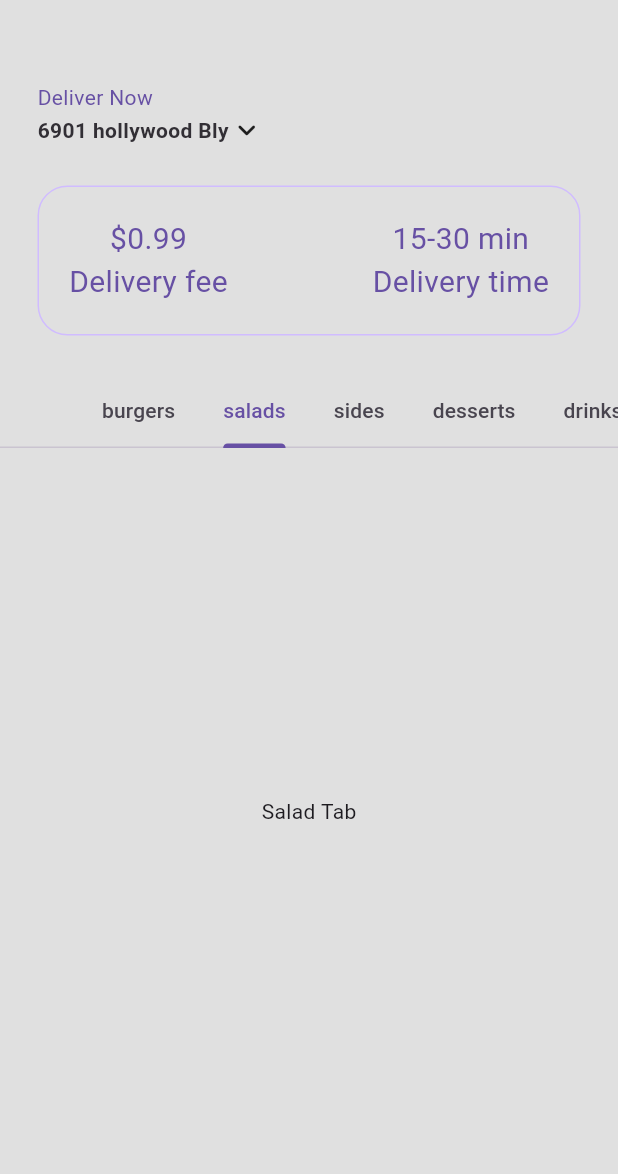
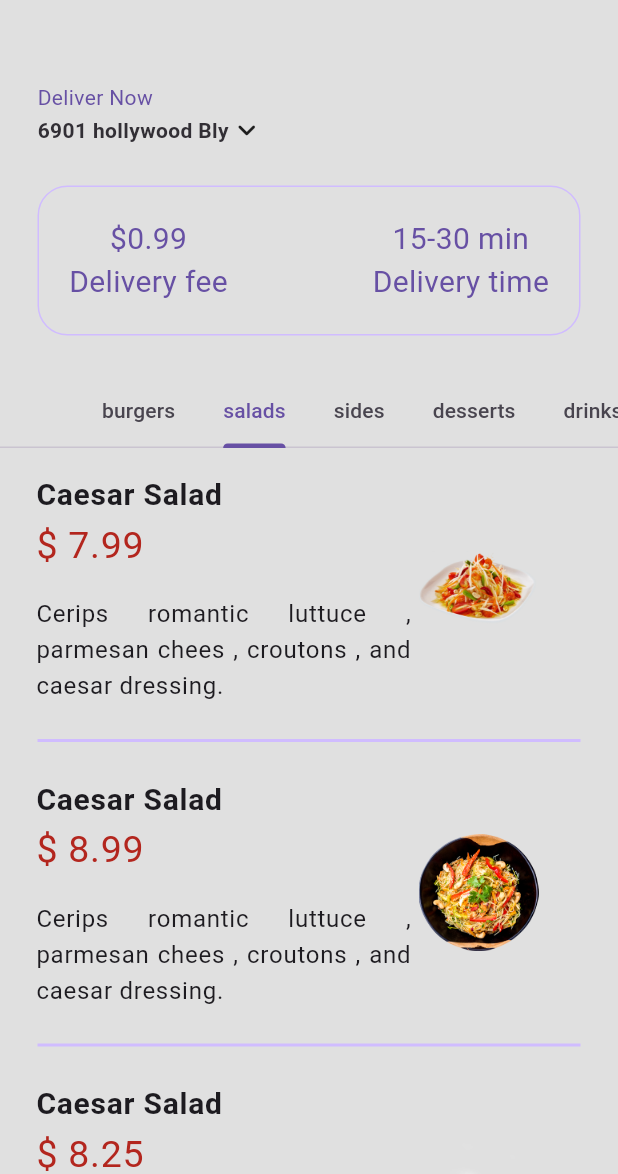
Before and after one commit to MJJP1364/Food_Delivery, a Flutter app: the screen it shows once a user with an empty profile is signed in, tab 2 chosen, on a phone screen of 412 x 824 dp, the part 62-1236 px from its top. Run offline on Flutter 3.47's test engine with Material 2 defaults, Android fonts, the phone set to English and light mode, and no system bars; our stand-ins replace animated_text_kit, flutter_dotenv, get, get_storage, supabase_flutter; accounts and stored records are empty; Roboto replaces fonts that are missing (ComicNeue).

Commit message:
add tab pages

```diff
--- a/lib/controllers/resturant_controller.dart
+++ b/lib/controllers/resturant_controller.dart
@@ -5,14 +5,14 @@ import '../models/food_model.dart';
 class ResturantController extends GetxController {
   // variables
 
-  final RxList<Food> menu = [
+  RxList<Food> burgers = [
     // Burger
     Food(
       name: 'Classic CheeseBurger',
       description:
           'A juicy beef party melted cheddar , lettuce , tomato , and a hint of onion and pickle.',
       price: 8.99,
-      imagePath: 'assets/images/burges/burger1.png',
+      imagePath: 'assets/images/burgers/burger1.png',
       category: FoodCategory.burgers,
       avalebleAddones: [
         Addone(name: 'Extra Cheeses', price: 0.99),
@@ -25,7 +25,7 @@ class ResturantController extends GetxController {
       description:
           'A juicy beef party melted cheddar , lettuce , tomato , and a hint of onion and pickle.',
       price: 10.99,
-      imagePath: 'assets/images/burges/burger2.png',
+      imagePath: 'assets/images/burgers/burger2.png',
       category: FoodCategory.burgers,
       avalebleAddones: [
         Addone(name: 'Extra Cheeses', price: 0.75),
@@ -38,7 +38,7 @@ class ResturantController extends GetxController {
       description:
           'A juicy beef party melted cheddar , lettuce , tomato , and a hint of onion and pickle.',
       price: 11.99,
-      imagePath: 'assets/images/burges/burger3.png',
+      imagePath: 'assets/images/burgers/burger3.png',
       category: FoodCategory.burgers,
       avalebleAddones: [
         Addone(name: 'Extra Cheeses', price: 0.89),
@@ -51,7 +51,7 @@ class ResturantController extends GetxController {
       description:
           'A juicy beef party melted cheddar , lettuce , tomato , and a hint of onion and pickle.',
       price: 10.50,
-      imagePath: 'assets/images/burges/burger4.png',
+      imagePath: 'assets/images/burgers/burger4.png',
       category: FoodCategory.burgers,
       avalebleAddones: [
         Addone(name: 'Extra Cheeses', price: 0.74),
@@ -64,7 +64,7 @@ class ResturantController extends GetxController {
       description:
           'A juicy beef party melted cheddar , lettuce , tomato , and a hint of onion and pickle.',
       price: 9.50,
-      imagePath: 'assets/images/burges/burger5.png',
+      imagePath: 'assets/images/burgers/burger5.png',
       category: FoodCategory.burgers,
       avalebleAddones: [
         Addone(name: 'Extra Cheeses', price: 1.45),
@@ -77,7 +77,7 @@ class ResturantController extends GetxController {
       description:
           'A juicy beef party melted cheddar , lettuce , tomato , and a hint of onion and pickle.',
       price: 12.85,
-      imagePath: 'assets/images/burges/burger6.png',
+      imagePath: 'assets/images/burgers/burger6.png',
       category: FoodCategory.burgers,
       avalebleAddones: [
         Addone(name: 'Extra Cheeses', price: 1.50),
@@ -90,7 +90,7 @@ class ResturantController extends GetxController {
       description:
           'A juicy beef party melted cheddar , lettuce , tomato , and a hint of onion and pickle.',
       price: 13.20,
-      imagePath: 'assets/images/burges/burger7.png',
+      imagePath: 'assets/images/burgers/burger7.png',
       category: FoodCategory.burgers,
       avalebleAddones: [
         Addone(name: 'Extra Cheeses', price: 2.99),
@@ -98,8 +98,9 @@ class ResturantController extends GetxController {
         Addone(name: 'Avocado', price: 3.99),
       ],
     ),
-
-    // salads
+  ].obs;
+  // salads
+  RxList<Food> salads = [
     Food(
       name: 'Caesar Salad',
       description:
@@ -191,8 +192,10 @@ class ResturantController extends GetxController {
         Addone(name: 'Extra Parmesan', price: 1.99),
       ],
     ),
+  ].obs;
 
-    // Sides
+  // Sides
+  RxList<Food> sides = [
     Food(
       name: 'Sweet Potato Fiers',
       description: 'Cerips Sweet Potato Fiers with a touch of salt ',
@@ -277,8 +280,10 @@ class ResturantController extends GetxController {
         Addone(name: 'Cajun Spice', price: 1.99),
       ],
     ),
+  ].obs;
 
-    // desserts
+  // desserts
+  RxList<Food> deserts = [
     Food(
       name: 'Apple Pie',
       description:
@@ -370,8 +375,10 @@ class ResturantController extends GetxController {
         Addone(name: 'Cinammon Spice', price: 1.99),
       ],
     ),
+  ].obs;
 
-    // Drinks
+  // Drinks
+  RxList<Food> drinks = [
     Food(
       name: 'Lemonade',
       description:
--- a/lib/widgets/HomeTabBar/tab_controller.dart
+++ b/lib/widgets/HomeTabBar/tab_controller.dart
@@ -4,7 +4,7 @@ import 'package:get/get.dart';
 
 class MyTabController extends GetxController
     with GetSingleTickerProviderStateMixin {
-  late TabController controller;
+ late TabController controller;
 
   @override
   void onInit() {
--- a/lib/widgets/HomeTabBar/tab_page/salad_tab.dart
+++ b/lib/widgets/HomeTabBar/tab_page/salad_tab.dart
@@ -1,12 +1,31 @@
 import 'package:flutter/material.dart';
+import 'package:get/get.dart';
+
+import '../../../controllers/resturant_controller.dart';
+import '../tabs_list_tile.dart';
 
 class SaladTab extends StatelessWidget {
   const SaladTab({super.key});
 
   @override
   Widget build(BuildContext context) {
-    return const Center(
-      child: Text('Salad Tab'),
+    final controller = Get.put(ResturantController());
+    return ListView.separated(
+      itemBuilder: (context, index) => TabsListTile(
+        controller: controller,
+        name: controller.salads[index].name,
+        price: '\$ ${controller.salads[index].price}',
+        description: controller.salads[index].description,
+        image: controller.salads[index].imagePath,
+        onTap: () {},
+      ),
+      separatorBuilder: (context, index) => Divider(
+        indent: 25,
+        endIndent: 25,
+        thickness: 2,
+        color: Theme.of(context).colorScheme.inversePrimary,
+      ),
+      itemCount: controller.salads.length,
     );
   }
 }
--- /dev/null
+++ b/lib/widgets/HomeTabBar/tabs_list_tile.dart
@@ -0,0 +1,71 @@
+
+
+import 'package:flutter/material.dart';
+
+import '../../controllers/resturant_controller.dart';
+
+class TabsListTile extends StatelessWidget {
+  const TabsListTile({
+    super.key,
+    required this.controller,
+    required this.name,
+    required this.price,
+    required this.description,
+    required this.image,
+    this.onTap,
+  });
+
+  final ResturantController controller;
+  final String name;
+  final String price;
+  final String description;
+  final String image;
+  final VoidCallback? onTap;
+
+  @override
+  Widget build(BuildContext context) {
+    return ListTile(
+      onTap: onTap,
+      title: Padding(
+        padding: const EdgeInsets.all(8.0),
+        child: Row(
+          children: [
+            Column(
+              crossAxisAlignment: CrossAxisAlignment.start,
+              children: [
+                Text(
+                  name,
+                  style: const TextStyle(
+                    fontWeight: FontWeight.bold,
+                    fontSize: 20,
+                    // color: Theme.of(context).colorScheme.inversePrimary,
+                  ),
+                ),
+                Text(
+                  price,
+                  style: TextStyle(
+                      color: Theme.of(context).colorScheme.error, fontSize: 25),
+                ),
+                const SizedBox(height: 15),
+                SizedBox(
+                  width: 250,
+                  child: Text(
+                    description,
+                    maxLines: 5,
+                    textAlign: TextAlign.justify,
+                  ),
+                ),
+              ],
+            ),
+            const SizedBox(width: 5),
+            SizedBox(
+              width: 80,
+              height: 80,
+              child: Image.asset(image),
+            )
+          ],
+        ),
+      ),
+    );
+  }
+}
```
Also changed, not shown: lib/widgets/HomeTabBar/tab_page/burger_tab.dart (+21 -2 lines), lib/widgets/HomeTabBar/tab_page/dessert_tab.dart (+21 -2 lines), lib/widgets/HomeTabBar/tab_page/drink_tab.dart (+21 -2 lines), lib/widgets/HomeTabBar/tab_page/side_tab.dart (+20 -2 lines).
